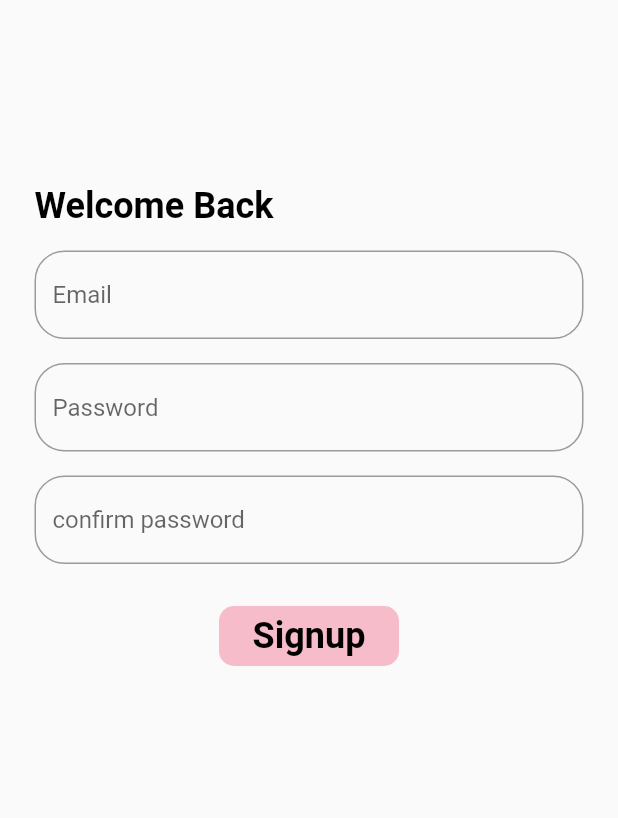
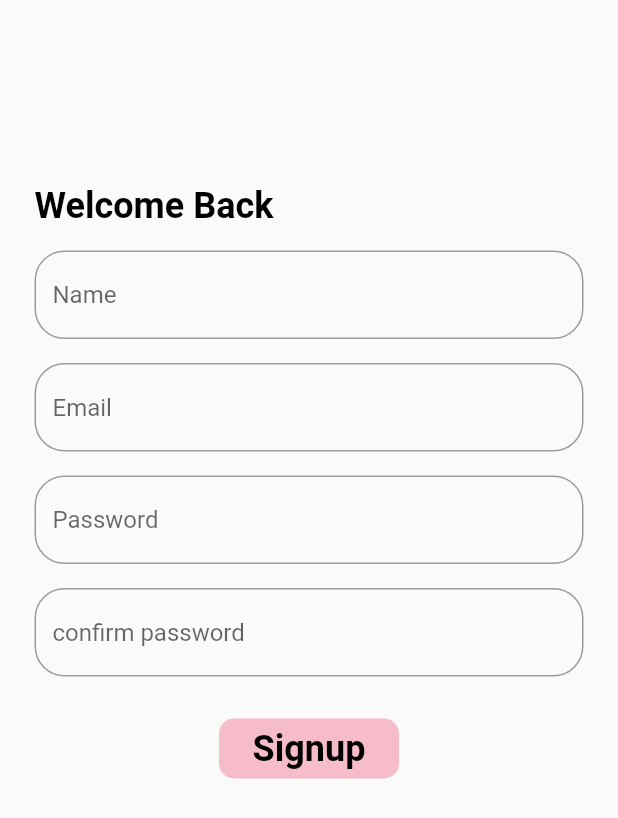
Before and after one commit to srmanry/BlogApp, a Flutter app: the screen it shows after launch, after a tap on "SignUp", on a phone screen of 412 x 824 dp. Shown: the top 818 px of the screen. Run offline on Flutter 3.47's test engine with Material 2 defaults, Android fonts, the light colour scheme and no system bars; our stand-ins replace device_preview, flutter_screenutil, get, image_picker; network calls fail.

Commit message:
commit_two

```diff
--- a/lib/controller/registercontroller.dart
+++ b/lib/controller/registercontroller.dart
@@ -1,26 +1,41 @@
 import 'dart:convert';
+
 import 'package:flutter/material.dart';
 import 'package:get/get.dart';
-import 'package:get/get_connect/http/src/utils/utils.dart';
+
 import 'package:http/http.dart';
 
 import '../homepage.dart';
 
 class Registercontroller extends GetxController {
-  final emailcontroller = TextEditingController().obs;
-  final passwordcontroller = TextEditingController().obs;
+  TextEditingController namecontroller = TextEditingController();
+  TextEditingController emailcontroller = TextEditingController();
+  // final emailcontroller = TextEditingController().obs;
+  TextEditingController passwordcontroller = TextEditingController();
+  TextEditingController pconfirmationcontroller = TextEditingController();
 
   void registerapi() async {
     try {
-      final response =
-          await post(Uri.parse("https://reqres.in/api/register"), body: {
-        "email": emailcontroller.value.text,
-        "password": passwordcontroller.value.text,
-      });
+      final response = await post(
+        Uri.parse(
+            "https://suman.thakbe.xyz/api/register?name=${namecontroller.text.trim()}&email=${emailcontroller.text.trim()}&password=${passwordcontroller.text.trim()}&password_confirmation=${pconfirmationcontroller.text.trim()}"),
+        // headers: {"Accept": "application/json"}
+//https://suman.thakbe.xyz/api/register?name=fahim&email=fahim@gamil.com&password=fahim155&password_confirmation=fah155
+
+        //name=${namecontroller.text.trim()}&email=${emailcontroller.text.trim()}&password=${passwordcontroller.text.trim()}&password_confirmation=${passwordcontroller.text.trim()}"
+        //  body: {
+        //   "name": namecontroller.value.text,
+        //   "email": emailcontroller.value.text,
+        //   "password": passwordcontroller.value.text,
+        //   "password_confirmation": pconfirmationcontroller.value.text,
+        // }
+      );
       var data = jsonDecode(response.body);
       if (response.statusCode == 200) {
         Get.snackbar("Register sucess", "Congratulations",
             backgroundColor: Colors.amber[100]);
+        print(response.statusCode);
+        print(data);
         print("Account create sucessful");
         Get.to(Homescreen());
       } else
@@ -30,6 +45,7 @@ class Registercontroller extends GetxController {
         };
     } catch (e) {
       Get.snackbar("Excption", e.toString());
+      print(e);
     }
   }
 
--- a/lib/main.dart
+++ b/lib/main.dart
@@ -1,4 +1,3 @@
-import 'package:blockbd/testpage.dart';
 import 'package:device_preview/device_preview.dart';
 import 'package:flutter/foundation.dart';
 import 'package:flutter/material.dart';
@@ -7,15 +6,15 @@ import 'package:get/get.dart';
 
 import 'screen/login/loginsreen.dart';
 
-// void main() {
-//   runApp(const MyApp());
-// }
-void main() => runApp(
-      DevicePreview(
-        enabled: !kReleaseMode,
-        builder: (context) => MyApp(), // Wrap your app
-      ),
-    );
+void main() {
+  runApp(const MyApp());
+}
+// void main() => runApp(
+//       DevicePreview(
+//         enabled: !kReleaseMode,
+//         builder: (context) => MyApp(), // Wrap your app
+//       ),
+//     );
 
 class MyApp extends StatelessWidget {
   const MyApp({super.key});
@@ -34,7 +33,7 @@ class MyApp extends StatelessWidget {
           // You can use the library anywhere in the app even in theme
 
           home: Loginscreen(),
-          //home: workes_post(),
+          // home: Homescreen(),
         );
       },
     );
--- /dev/null
+++ b/lib/models/api_response.dart
@@ -0,0 +1,4 @@
+class ApiResponse {
+  Object? data;
+  String? error;
+}
--- /dev/null
+++ b/lib/models/usermodel.dart
@@ -0,0 +1,19 @@
+class User {
+  int? id;
+  String? name;
+  String? image;
+  String? email;
+  String? token;
+
+  User({this.id, this.name, this.image, this.email, this.token});
+
+  factory User.fromJson(Map<String, dynamic> json) {
+    return User(
+      id: json["user"]["id"],
+      name: json["user"]["name"],
+      image: json["user"]["name"],
+      email: json["user"]["name"],
+      token: json["user"]["name"],
+    );
+  }
+}
--- a/lib/screen/login/loginsreen.dart
+++ b/lib/screen/login/loginsreen.dart
@@ -25,17 +25,7 @@ class Loginscreen extends StatelessWidget {
               height: 50.h,
             ),
             // Text("Sign Up",),
-            Padding(
-              padding: const EdgeInsets.all(8.0),
-              child: TextField(
-                controller: controller.namecontroller,
-                decoration: InputDecoration(
-                    border: OutlineInputBorder(
-                      borderRadius: BorderRadius.circular(20),
-                    ),
-                    hintText: "NAME"),
-              ),
-            ),
+
             SizedBox(
               height: 20,
             ),
@@ -51,7 +41,7 @@ class Loginscreen extends StatelessWidget {
                   border: OutlineInputBorder(
                       // borderSide: BorderSide.none,
                       borderRadius: BorderRadius.circular(20)),
-                  hintText: "Gmail",
+                  hintText: "Email",
                 ),
               ),
             ),
@@ -77,24 +67,11 @@ class Loginscreen extends StatelessWidget {
                 ),
               ),
             ),
-            Padding(
-              padding: const EdgeInsets.all(8.0),
-              child: TextField(
-                controller: controller.passwordcontroller,
-                decoration: InputDecoration(
-                    border: OutlineInputBorder(
-                      borderRadius: BorderRadius.circular(20),
-                    ),
-                    hintText: "password"),
-              ),
-            ),
+
             SizedBox(
-              height: 20,
+              height: 10.h,
             ),
 
-            SizedBox(
-              height: 20,
-            ),
             SizedBox(
               height: 15.h,
             ),
--- a/lib/screen/login/registerscreen.dart
+++ b/lib/screen/login/registerscreen.dart
@@ -10,7 +10,9 @@ class Registerscreen extends StatelessWidget {
   @override
   Widget build(BuildContext context) {
     return Scaffold(
-      body: Form(
+      body: ListView(
+        children: [
+          Form(
             child: Padding(
               padding: const EdgeInsets.all(15.0),
               child: Column(
@@ -32,7 +34,19 @@ class Registerscreen extends StatelessWidget {
                   Padding(
                     padding: const EdgeInsets.all(8.0),
                     child: TextField(
-                  controller: controller.emailcontroller.value,
+                      controller: controller.namecontroller,
+                      decoration: InputDecoration(
+                          border: OutlineInputBorder(
+                            borderRadius: BorderRadius.circular(20),
+                          ),
+                          hintText: "Name"),
+                    ),
+                  ),
+                  Padding(
+                    padding: const EdgeInsets.all(8.0),
+                    child: TextField(
+                      controller: controller.emailcontroller,
+                      //controller: controller.emailcontroller.value,
                       decoration: InputDecoration(
                           border: OutlineInputBorder(
                             borderRadius: BorderRadius.circular(20),
@@ -43,7 +57,7 @@ class Registerscreen extends StatelessWidget {
                   Padding(
                     padding: const EdgeInsets.all(8.0),
                     child: TextField(
-                  controller: controller.passwordcontroller.value,
+                      controller: controller.passwordcontroller,
                       decoration: InputDecoration(
                           border: OutlineInputBorder(
                             borderRadius: BorderRadius.circular(20),
@@ -54,7 +68,7 @@ class Registerscreen extends StatelessWidget {
                   Padding(
                     padding: const EdgeInsets.all(8.0),
                     child: TextField(
-                  controller: controller.passwordcontroller.value,
+                      controller: controller.pconfirmationcontroller,
                       decoration: InputDecoration(
                           border: OutlineInputBorder(
                             borderRadius: BorderRadius.circular(20),
@@ -95,6 +109,8 @@ class Registerscreen extends StatelessWidget {
                 ],
               ),
             ),
+          )
+        ],
       ),
     );
   }
--- a/pubspec.yaml
+++ b/pubspec.yaml
@@ -39,6 +39,7 @@ dependencies:
   get: ^4.6.5
   http: ^1.1.0
   device_preview: ^1.1.0
+  image_picker: ^1.0.2
 
 dev_dependencies:
   flutter_test:
```
Also changed, not shown: lib/api_service/apiservice.dart (+26 -17 lines), lib/api_service/constant.dart (added, +20 -0 lines), lib/controller/logincontroller.dart (+30 -23 lines), lib/controller/post_controller.dart (added, +36 -0 lines), lib/homepage.dart (+54 -9 lines), lib/models/post_model.dart (added, +21 -0 lines), lib/screen/login/logingone.dart (added, +10 -0 lines), lib/screen/post_screen.dart (added, +72 -0 lines), lib/screen/profile_screen.dart (added, +15 -0 lines), lib/api_service/create_post.dart (added), lib/api_service/get_post.dart (added), lib/screen/signupscreen.dart (deleted), pubspec.lock, 7 other files. Lines whose indentation alone changed are shown as unchanged.
